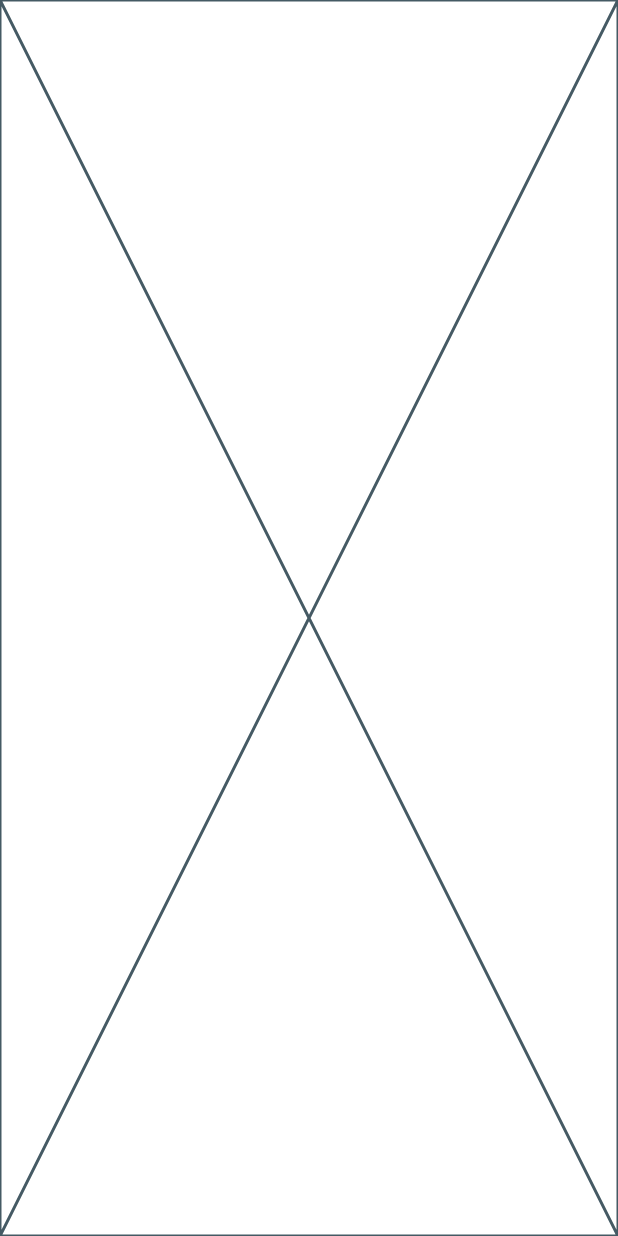
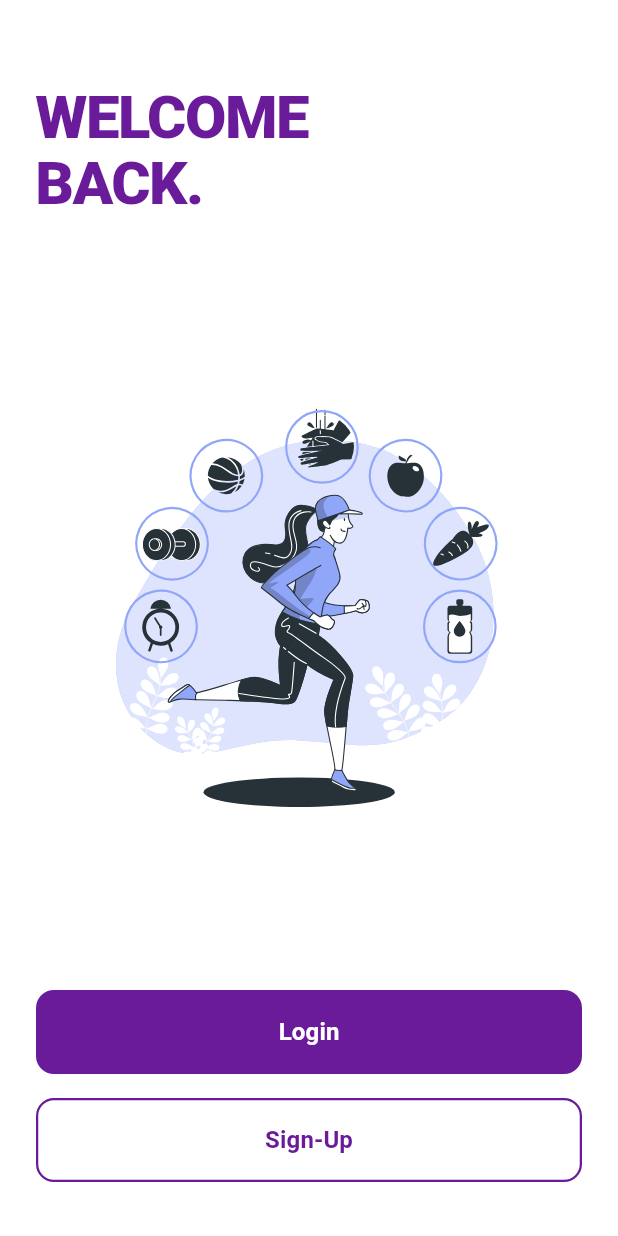
Before and after one commit to Lesetja-Malapane/progress-pals, a Flutter app: the screen it shows after launch, on a phone screen of 412 x 824 dp. Run offline on Flutter 3.47's test engine with Material 3 defaults, Android fonts, the phone set to English and light mode, and no system bars; our stand-ins replace firebase_core, flutter_svg, logger, sqflite; accounts and stored records are empty.

Commit message:
feat: define app main color, first page (welcome page)

```diff
--- /dev/null
+++ b/lib/core/theme/app_colors.dart
@@ -0,0 +1,6 @@
+import 'package:flutter/material.dart';
+
+class AppColors {
+  static const Color primary = Color(0xFF6A1B9A);
+  static const Color white = Colors.white;
+}
--- /dev/null
+++ b/lib/features/auth/presentation/pages/welcome_page.dart
@@ -0,0 +1,71 @@
+import 'package:flutter/material.dart';
+import 'package:flutter_svg/svg.dart';
+import 'package:progress_pals/core/theme/app_colors.dart';
+import 'package:progress_pals/shared/widgets.dart/app_button.dart';
+
+class WelcomePage extends StatelessWidget {
+  const WelcomePage({super.key});
+
+  @override
+  Widget build(BuildContext context) {
+    return Scaffold(
+      backgroundColor: Colors.white,
+      body: SafeArea(
+        child: Padding(
+          padding: const EdgeInsets.symmetric(horizontal: 24.0, vertical: 16.0),
+          child: Column(
+            crossAxisAlignment: CrossAxisAlignment.start,
+            children: [
+              const SizedBox(height: 40),
+
+              // 1. Header Text
+              Text(
+                'WELCOME\nBACK.',
+                style: TextStyle(
+                  fontSize: 40,
+                  fontWeight: FontWeight.w900,
+                  color: AppColors.primary,
+                  height: 1.1,
+                  letterSpacing: -1.0,
+                ),
+              ),
+
+              const Spacer(flex: 2),
+
+              // 2. Illustration
+              Center(
+                child: SvgPicture.asset(
+                  'assets/images/Login_page_image.svg',
+                  height: 500,
+                  fit: BoxFit.contain,
+                ),
+              ),
+
+              const Spacer(flex: 3),
+
+              AppButton(
+                text: 'Login',
+                type: ButtonType.primary,
+                onPressed: () {
+                  Navigator.pushNamed(context, '/sign-in');
+                },
+              ),
+
+              const SizedBox(height: 16),
+
+              AppButton(
+                text: 'Sign-Up',
+                type: ButtonType.outline,
+                onPressed: () {
+                  Navigator.pushNamed(context, '/sign-up');
+                },
+              ),
+
+              const SizedBox(height: 20),
+            ],
+          ),
+        ),
+      ),
+    );
+  }
+}
--- a/lib/main.dart
+++ b/lib/main.dart
@@ -1,5 +1,6 @@
 import 'package:firebase_core/firebase_core.dart';
 import 'package:flutter/material.dart';
+import 'package:progress_pals/features/auth/presentation/pages/welcome_page.dart';
 import 'package:progress_pals/firebase_options.dart';
 
 void main() async {
@@ -25,7 +26,7 @@ class MyApp extends StatelessWidget {
       ),
       // home: const MyHomePage(title: 'Progress Pals'),
       routes: {
-        '/': (context) => const Placeholder(),
+        '/': (context) => const WelcomePage(),
         '/sign-in': (context) => const Placeholder(),
         '/sign-up': (context) => const Placeholder(),
         '/forgot-password': (context) => const Placeholder(),
--- /dev/null
+++ b/lib/shared/widgets.dart/app_button.dart
@@ -0,0 +1,46 @@
+import 'package:flutter/material.dart';
+import 'package:progress_pals/core/theme/app_colors.dart';
+
+enum ButtonType { primary, outline }
+
+class AppButton extends StatelessWidget {
+  final String text;
+  final VoidCallback onPressed;
+  final ButtonType type;
+
+  const AppButton({
+    super.key,
+    required this.text,
+    required this.onPressed,
+    this.type = ButtonType.primary,
+  });
+
+  @override
+  Widget build(BuildContext context) {
+    final isPrimary = type == ButtonType.primary;
+
+    return SizedBox(
+      width: double.infinity, // Full width
+      height: 56, // Standard mobile button height
+      child: ElevatedButton(
+        onPressed: onPressed,
+        style: ElevatedButton.styleFrom(
+          backgroundColor: isPrimary ? AppColors.primary : Colors.transparent,
+          elevation: 0,
+          side: isPrimary ? null : const BorderSide(color: AppColors.primary, width: 1.5),
+          shape: RoundedRectangleBorder(
+            borderRadius: BorderRadius.circular(12), // Smooth corners
+          ),
+        ),
+        child: Text(
+          text,
+          style: TextStyle(
+            color: isPrimary ? Colors.white : AppColors.primary,
+            fontSize: 16,
+            fontWeight: FontWeight.w600,
+          ),
+        ),
+      ),
+    );
+  }
+}
--- a/pubspec.yaml
+++ b/pubspec.yaml
@@ -38,6 +38,7 @@ dependencies:
   sqflite: ^2.4.2
   table_calendar: ^3.2.0
   logger: ^2.6.2
+  flutter_svg: ^2.2.3
 
 dev_dependencies:
   flutter_test:
@@ -63,8 +64,8 @@ flutter:
   uses-material-design: true
 
   # To add assets to your application, add an assets section, like this:
-  # assets:
-  #   - images/a_dot_burr.jpeg
+  assets:
+    - assets/images/Login_page_image.svg
   #   - images/a_dot_ham.jpeg
 
   # An image asset can refer to one or more resolution-specific "variants", see
```
Also changed, not shown: assets/images/Login_page_image.svg (renamed from assets/Login_page_image.svg), lib/features/habits/presentation/pages/login/login_page.dart (deleted), pubspec.lock, 4 other files.
